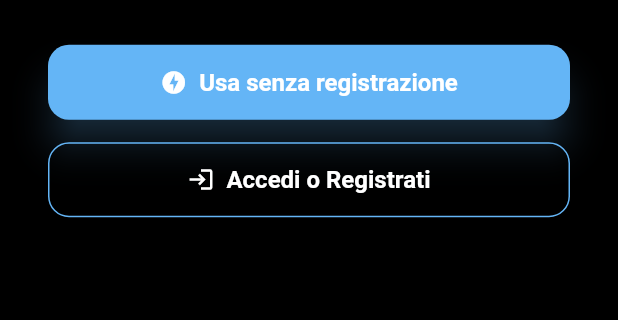
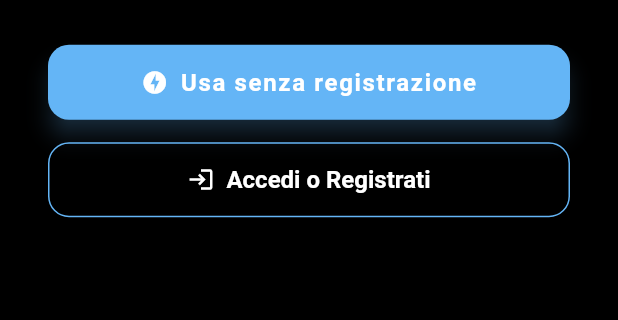
Before and after one commit to Lucabixx/ColorSlash, a Flutter app: the screen it shows after launch, on a phone screen of 412 x 824 dp, the part 610-930 px from its top. Run offline on Flutter 3.47's test engine with Material 3 defaults, Android fonts, the phone set to English and light mode, and no system bars; our stand-ins replace audioplayers, cloud_firestore, file_picker, firebase_auth, firebase_core, firebase_storage and 9 more; missing offline and left inert: colorslash, flutter_sound; accounts and stored records are empty.

Commit message:
Update theme.dart

```diff
--- a/lib/utils/theme.dart
+++ b/lib/utils/theme.dart
@@ -1,130 +1,150 @@
 import 'package:flutter/material.dart';
 import 'app_colors.dart';
 
-/// 🌙 Tema scuro futuristico in stile blu metallizzato 3D
+/// 🎨 Tema globale di ColorSlash
 class AppTheme {
-  static ThemeData get darkTheme {
-    return ThemeData.dark().copyWith(
+  /// 🌙 Tema dark con sfumature blu metallizzate
+  static final ThemeData darkTheme = ThemeData(
+    brightness: Brightness.dark,
+    primaryColor: AppColors.primary,
     scaffoldBackgroundColor: AppColors.background,
-      primaryColor: AppColors.primary,
-      useMaterial3: true,
-
-      // 🔹 AppBar personalizzata
     appBarTheme: const AppBarTheme(
-        backgroundColor: AppColors.primaryDark,
+      backgroundColor: AppColors.surface,
       elevation: 10,
       shadowColor: AppColors.primaryLight,
+      iconTheme: IconThemeData(color: Colors.white),
+      titleTextStyle: TextStyle(
+        color: Colors.white,
+        fontSize: 22,
+        fontWeight: FontWeight.bold,
+        letterSpacing: 1.2,
+      ),
       centerTitle: true,
-        titleTextStyle: TextStyle(
-          color: AppColors.textPrimary,
-          fontSize: 20,
-          fontWeight: FontWeight.bold,
-        ),
-        iconTheme: IconThemeData(color: AppColors.textPrimary),
     ),
 
-      // 🔹 Bottoni principali
+    /// 🔹 Colori principali e accentati
+    colorScheme: ColorScheme.dark(
+      primary: AppColors.primary,
+      secondary: AppColors.accent,
+      surface: AppColors.surface,
+      background: AppColors.background,
+      error: AppColors.error,
+    ),
+
+    /// 🔹 Testi
+    textTheme: const TextTheme(
+      headlineLarge: TextStyle(
+        fontSize: 28,
+        fontWeight: FontWeight.bold,
+        color: AppColors.textPrimary,
+      ),
+      headlineMedium: TextStyle(
+        fontSize: 22,
+        fontWeight: FontWeight.w600,
+        color: AppColors.textPrimary,
+      ),
+      bodyLarge: TextStyle(
+        fontSize: 16,
+        color: AppColors.textPrimary,
+      ),
+      bodyMedium: TextStyle(
+        fontSize: 14,
+        color: AppColors.textSecondary,
+      ),
+      labelLarge: TextStyle(
+        fontSize: 16,
+        fontWeight: FontWeight.bold,
+        color: AppColors.textPrimary,
+      ),
+    ),
+
+    /// 🔹 Pulsanti principali
     elevatedButtonTheme: ElevatedButtonThemeData(
       style: ElevatedButton.styleFrom(
         backgroundColor: AppColors.primary,
-          foregroundColor: AppColors.textPrimary,
+        foregroundColor: Colors.white,
+        elevation: 6,
+        shadowColor: AppColors.primaryLight.withOpacity(0.5),
         shape: RoundedRectangleBorder(
           borderRadius: BorderRadius.circular(14),
         ),
-          padding: const EdgeInsets.symmetric(vertical: 14, horizontal: 22),
-          elevation: 10,
-          shadowColor: AppColors.primaryLight.withOpacity(0.5),
+        padding: const EdgeInsets.symmetric(vertical: 14, horizontal: 20),
         textStyle: const TextStyle(
+          fontSize: 16,
           fontWeight: FontWeight.bold,
-            fontSize: 16,
+          letterSpacing: 1.1,
         ),
       ),
     ),
 
-      // 🔹 Bottoni Outlined
+    /// 🔹 Pulsanti secondari (Outline)
     outlinedButtonTheme: OutlinedButtonThemeData(
       style: OutlinedButton.styleFrom(
-          side: const BorderSide(color: AppColors.primaryLight, width: 1.5),
+        side: const BorderSide(color: AppColors.primaryLight),
         foregroundColor: AppColors.textPrimary,
+        padding: const EdgeInsets.symmetric(vertical: 14),
         shape: RoundedRectangleBorder(
           borderRadius: BorderRadius.circular(14),
         ),
-          padding: const EdgeInsets.symmetric(vertical: 14, horizontal: 22),
         textStyle: const TextStyle(
-            fontWeight: FontWeight.bold,
           fontSize: 16,
+          fontWeight: FontWeight.w600,
         ),
       ),
     ),
 
-      // 🔹 FloatingActionButton 3D
-      floatingActionButtonTheme: FloatingActionButtonThemeData(
+    /// 🔹 Floating Action Button (3D)
+    floatingActionButtonTheme: const FloatingActionButtonThemeData(
       backgroundColor: AppColors.primary,
-        elevation: 14,
       foregroundColor: Colors.white,
+      elevation: 10,
+      highlightElevation: 14,
+      shape: CircleBorder(),
+    ),
+
+    /// 🔹 Card e contenitori
+    cardTheme: CardTheme(
+      color: AppColors.surface,
+      elevation: 6,
+      shadowColor: AppColors.primaryLight.withOpacity(0.4),
       shape: RoundedRectangleBorder(
-          borderRadius: BorderRadius.circular(30),
+        borderRadius: BorderRadius.circular(16),
+      ),
+      margin: const EdgeInsets.all(10),
+    ),
+
+    /// 🔹 Input e campi testo
+    inputDecorationTheme: InputDecorationTheme(
+      filled: true,
+      fillColor: AppColors.surface,
+      hintStyle: const TextStyle(color: AppColors.textSecondary),
+      contentPadding: const EdgeInsets.symmetric(vertical: 14, horizontal: 16),
+      border: OutlineInputBorder(
+        borderRadius: BorderRadius.circular(12),
+        borderSide: BorderSide.none,
+      ),
+      focusedBorder: OutlineInputBorder(
+        borderRadius: BorderRadius.circular(12),
+        borderSide: const BorderSide(color: AppColors.primaryLight, width: 1.5),
       ),
     ),
 
-      // 🔹 Card con effetto 3D
-      cardTheme: CardTheme(
-        color: AppColors.cardBackground,
-        shape: RoundedRectangleBorder(borderRadius: BorderRadius.circular(16)),
-        elevation: 8,
-        shadowColor: AppColors.primaryLight.withOpacity(0.4),
-        margin: const EdgeInsets.symmetric(vertical: 8, horizontal: 12),
+    /// 🔹 Icone
+    iconTheme: const IconThemeData(
+      color: AppColors.textPrimary,
+      size: 24,
     ),
 
-      // 🔹 Input (textfield) personalizzati
-      inputDecorationTheme: InputDecorationTheme(
-        filled: true,
-        fillColor: AppColors.surface,
-        hintStyle: const TextStyle(color: AppColors.textMuted),
-        labelStyle: const TextStyle(color: AppColors.textSecondary),
-        enabledBorder: OutlineInputBorder(
-          borderRadius: BorderRadius.circular(14),
-          borderSide: const BorderSide(color: AppColors.primaryLight),
-        ),
-        focusedBorder: OutlineInputBorder(
-          borderRadius: BorderRadius.circular(14),
-          borderSide: const BorderSide(color: AppColors.primary),
-        ),
+    /// 🔹 Barra di scorrimento
+    scrollbarTheme: ScrollbarThemeData(
+      thumbColor: WidgetStateProperty.all(AppColors.primaryLight.withOpacity(0.7)),
+      thickness: WidgetStateProperty.all(6),
+      radius: const Radius.circular(6),
     ),
 
-      // 🔹 Testi
-      textTheme: const TextTheme(
-        bodyLarge: TextStyle(color: AppColors.textPrimary),
-        bodyMedium: TextStyle(color: AppColors.textSecondary),
-        titleLarge: TextStyle(
-          color: AppColors.textPrimary,
-          fontWeight: FontWeight.bold,
-        ),
-      ),
-
-      // 🔹 Snackbar con accento metallizzato
-      snackBarTheme: SnackBarThemeData(
-        backgroundColor: AppColors.primaryDark,
-        contentTextStyle: const TextStyle(color: AppColors.textPrimary),
-        behavior: SnackBarBehavior.floating,
-        elevation: 8,
-        shape: RoundedRectangleBorder(borderRadius: BorderRadius.circular(12)),
-      ),
-
-      // 🔹 Icone
-      iconTheme: const IconThemeData(
-        color: AppColors.textPrimary,
-      ),
-
-      // 🔹 Colori del progress indicator
-      progressIndicatorTheme: const ProgressIndicatorThemeData(
-        color: AppColors.primaryLight,
-        circularTrackColor: AppColors.primaryDark,
-      ),
-
-      // 🔹 Effetti ripple (pressione)
+    /// 🔹 Effetto splash
     splashColor: AppColors.primaryLight.withOpacity(0.2),
-      highlightColor: AppColors.primary.withOpacity(0.2),
+    highlightColor: AppColors.primaryLight.withOpacity(0.1),
+    dividerColor: AppColors.textMuted.withOpacity(0.2),
   );
 }
-}
```
Lines whose indentation alone changed are shown as unchanged.
